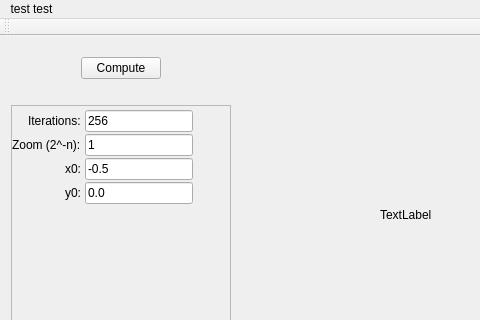
Above: mainwindow.ui from LucChoubert/MandelbrotQtWidgets before the change; both pictures show x 0 to 480 and y 0 to 320 of the 640 by 434 pixel window. Below: the same form after it.
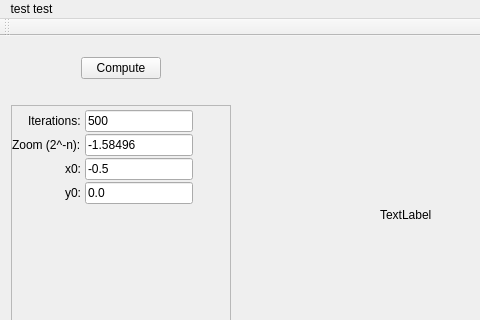
That is the form after the change.

Patch:
```diff
--- a/mainwindow.ui
+++ b/mainwindow.ui
@@ -125,7 +125,7 @@
           <item row="0" column="1">
            <widget class="QLineEdit" name="iterationsLineEdit">
             <property name="text">
-             <string>256</string>
+             <string>500</string>
             </property>
             <property name="clearButtonEnabled">
              <bool>false</bool>
@@ -142,7 +142,7 @@
           <item row="1" column="1">
            <widget class="QLineEdit" name="zoomLineEdit">
             <property name="text">
-             <string>1</string>
+             <string>-1.58496</string>
             </property>
            </widget>
           </item>
```
